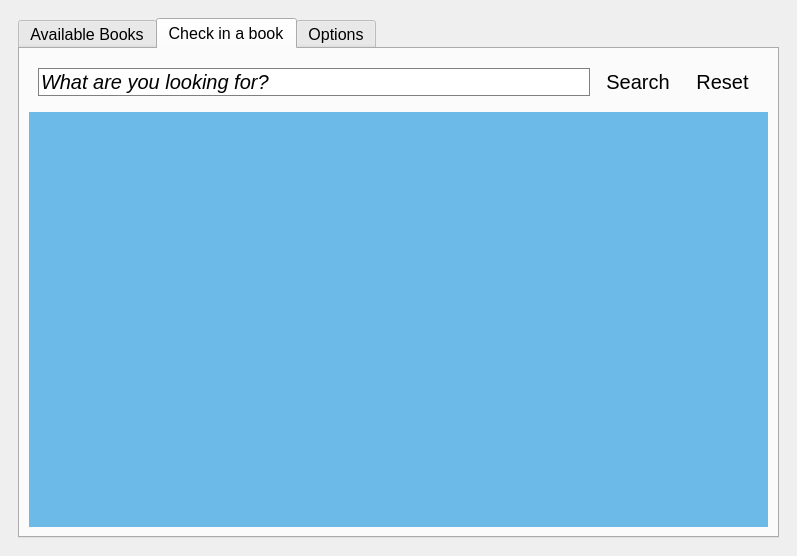
Before: the Qt Designer form checkout.ui in sbadame/checkout, drawn with Qt 5.
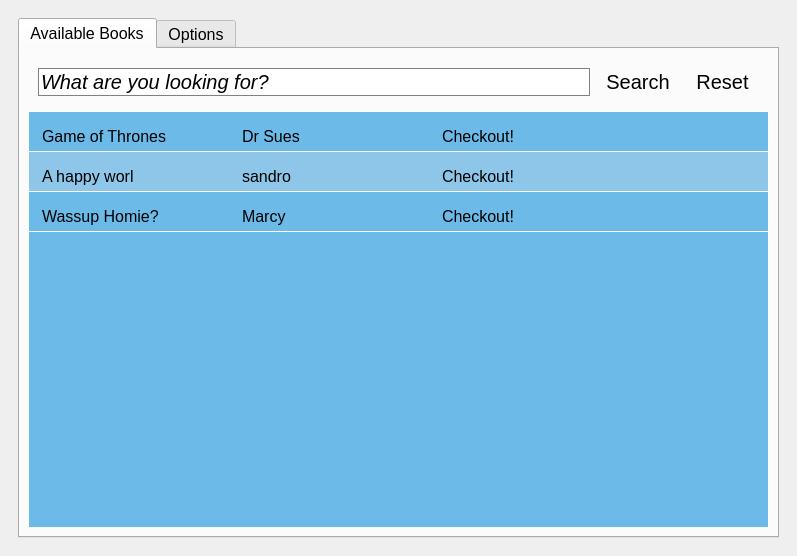
After: the same form once the commit is applied. The open tabs and pages were chosen to show the change.

Commit message: Consolidated to a single tab

What changed in the file:
```diff
--- a/checkout.ui
+++ b/checkout.ui
@@ -6,7 +6,7 @@
    <rect>
     <x>0</x>
     <y>0</y>
-    <width>710</width>
+    <width>744</width>
     <height>556</height>
    </rect>
   </property>
@@ -244,92 +244,6 @@
            </item>
           </layout>
          </widget>
-         <widget class="QWidget" name="checkin_tab">
-          <attribute name="title">
-           <string>Check in a book</string>
-          </attribute>
-          <layout class="QVBoxLayout" name="verticalLayout_4">
-           <item>
-            <widget class="QWidget" name="widget_4" native="true">
-             <layout class="QHBoxLayout" name="horizontalLayout_4">
-              <item>
-               <widget class="QLineEdit" name="checkin_query">
-                <property name="text">
-                 <string>What are you looking for?</string>
-                </property>
-               </widget>
-              </item>
-              <item>
-               <widget class="QPushButton" name="checkin_search">
-                <property name="text">
-                 <string>Search</string>
-                </property>
-               </widget>
-              </item>
-              <item>
-               <widget class="QPushButton" name="checkin_reset">
-                <property name="text">
-                 <string>Reset</string>
-                </property>
-               </widget>
-              </item>
-             </layout>
-            </widget>
-           </item>
-           <item>
-            <widget class="QTableWidget" name="checkedout_books">
-             <property name="maximumSize">
-              <size>
-               <width>16777215</width>
-               <height>16777215</height>
-              </size>
-             </property>
-             <property name="horizontalScrollBarPolicy">
-              <enum>Qt::ScrollBarAlwaysOff</enum>
-             </property>
-             <property name="selectionMode">
-              <enum>QAbstractItemView::SingleSelection</enum>
-             </property>
-             <property name="selectionBehavior">
-              <enum>QAbstractItemView::SelectRows</enum>
-             </property>
-             <attribute name="horizontalHeaderVisible">
-              <bool>false</bool>
-             </attribute>
-             <attribute name="horizontalHeaderCascadingSectionResizes">
-              <bool>true</bool>
-             </attribute>
-             <attribute name="horizontalHeaderDefaultSectionSize">
-              <number>200</number>
-             </attribute>
-             <attribute name="horizontalHeaderStretchLastSection">
-              <bool>true</bool>
-             </attribute>
-             <attribute name="verticalHeaderVisible">
-              <bool>false</bool>
-             </attribute>
-             <attribute name="verticalHeaderStretchLastSection">
-              <bool>false</bool>
-             </attribute>
-             <column>
-              <property name="text">
-               <string>Title</string>
-              </property>
-             </column>
-             <column>
-              <property name="text">
-               <string>Author</string>
-              </property>
-             </column>
-             <column>
-              <property name="text">
-               <string>Checked In/Out</string>
-              </property>
-             </column>
-            </widget>
-           </item>
-          </layout>
-         </widget>
          <widget class="QWidget" name="tab">
           <attribute name="title">
            <string>Options</string>
```
Left out of the diff: 48 changed lines with no effect on the pictures. The commit also changes 1 other file.
